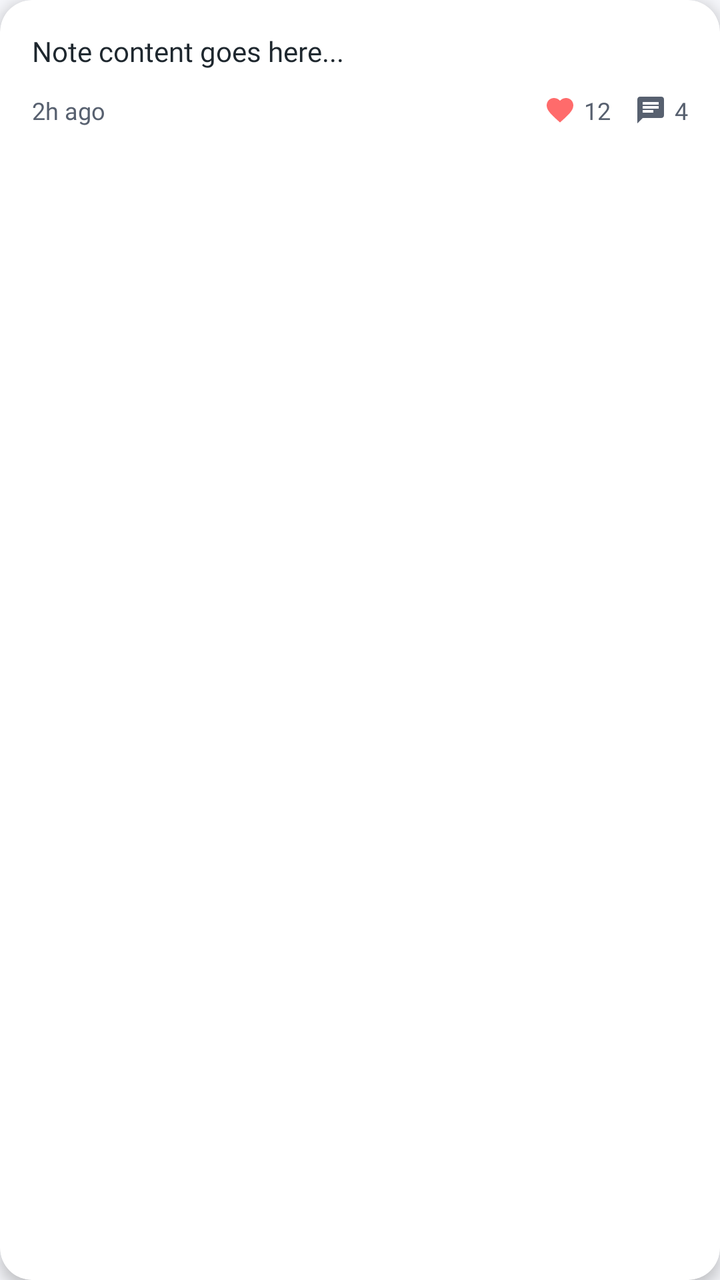
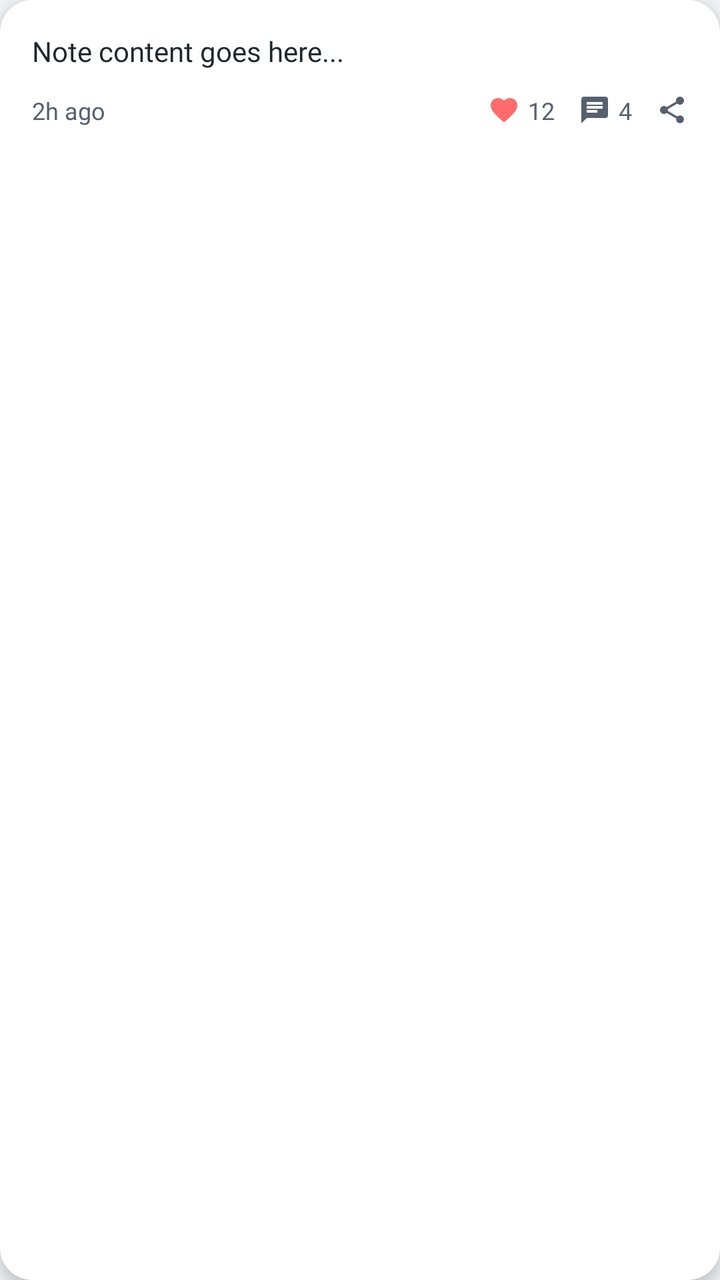

The first picture is an Android layout as it rendered before a commit; the second is the same layout after the commit. The layout source and the unified diff follow.
<!-- AndroidManifest.xml: application theme Theme.VisiBoard -->
<!-- res/layout/item_profile_note.xml -->
<?xml version="1.0" encoding="utf-8"?>
<androidx.cardview.widget.CardView xmlns:android="http://schemas.android.com/apk/res/android"
    xmlns:app="http://schemas.android.com/apk/res-auto"
    android:layout_width="280dp"
    android:layout_height="wrap_content"
    android:layout_marginEnd="16dp"
    android:layout_marginBottom="8dp"
    app:cardCornerRadius="16dp"
    app:cardElevation="4dp"
    app:cardBackgroundColor="@color/card_background">

    <LinearLayout
        android:layout_width="match_parent"
        android:layout_height="wrap_content"
        android:orientation="vertical">

        
        <ImageView
            android:id="@+id/iv_note_image"
            android:layout_width="match_parent"
            android:layout_height="140dp"
            android:scaleType="centerCrop"
            android:src="@drawable/placeholder_image"
            android:visibility="gone"
            android:background="@color/background_light" />

        <LinearLayout
            android:layout_width="match_parent"
            android:layout_height="wrap_content"
            android:orientation="vertical"
            android:padding="16dp">

            
            <TextView
                android:id="@+id/tv_note_text"
                android:layout_width="match_parent"
                android:layout_height="wrap_content"
                android:text="Note content goes here..."
                android:textColor="@color/text_primary"
                android:textSize="14sp"
                android:maxLines="3"
                android:ellipsize="end"
                android:fontFamily="@font/poppins_regular"
                android:layout_marginBottom="12dp" />

            
            <LinearLayout
                android:layout_width="match_parent"
                android:layout_height="wrap_content"
                android:orientation="horizontal"
                android:gravity="center_vertical">
                
                <TextView
                    android:id="@+id/tv_time"
                    android:layout_width="0dp"
                    android:layout_height="wrap_content"
                    android:layout_weight="1"
                    android:text="2h ago"
                    android:textSize="12sp"
                    android:textColor="@color/text_secondary"
                    android:fontFamily="@font/poppins_regular" />

                
                <ImageView
                    android:layout_width="16dp"
                    android:layout_height="16dp"
                    android:src="@drawable/ic_heart"
                    app:tint="@color/like_color"
                    android:layout_marginEnd="4dp" />

                <TextView
                    android:id="@+id/tv_likes_count"
                    android:layout_width="wrap_content"
                    android:layout_height="wrap_content"
                    android:text="12"
                    android:textSize="12sp"
                    android:textColor="@color/text_secondary"
                    android:fontFamily="@font/poppins_semibold"
                    android:layout_marginEnd="12dp" />
                    
                
                <ImageView
                    android:layout_width="16dp"
                    android:layout_height="16dp"
                    android:src="@drawable/ic_comment"
                    app:tint="@color/text_secondary"
                    android:layout_marginEnd="4dp" />

                <TextView
                    android:id="@+id/tv_comments_count"
                    android:layout_width="wrap_content"
                    android:layout_height="wrap_content"
                    android:text="4"
                    android:textSize="12sp"
                    android:textColor="@color/text_secondary"
                    android:fontFamily="@font/poppins_semibold" />
            </LinearLayout>
        </LinearLayout>
    </LinearLayout>
</androidx.cardview.widget.CardView>
<!-- resources referenced by this layout -->
<resources>
  <color name="background_light">#F5F6FA</color>
  <color name="card_background">#FFFFFF</color>
  <color name="like_color">#FF6B6B</color>
  <color name="text_primary">#1E272E</color>
  <color name="text_secondary">#57606F</color>
  <!-- drawable ic_comment (drawable) -->
  <?xml version="1.0" encoding="utf-8"?>
  <vector xmlns:android="http://schemas.android.com/apk/res/android"
      android:width="24dp"
      android:height="24dp"
      android:viewportWidth="24"
      android:viewportHeight="24">
      <path
          android:fillColor="@color/text_secondary"
          android:pathData="M20,2H4c-1.1,0 -1.99,0.9 -1.99,2L2,22l4,-4h14c1.1,0 2,-0.9 2,-2V4c0,-1.1 -0.9,-2 -2,-2zM6,9h12v2H6V9zM14,14H6v-2h8V14zM18,8H6V6h12V8z"/>
  </vector>
  <!-- drawable ic_heart (drawable) -->
  <?xml version="1.0" encoding="utf-8"?>
  <vector xmlns:android="http://schemas.android.com/apk/res/android"
      android:width="24dp"
      android:height="24dp"
      android:viewportWidth="24"
      android:viewportHeight="24">
      <path
          android:fillColor="#FF6B6B"
          android:pathData="M12,21.35l-1.45,-1.32C5.4,15.36 2,12.28 2,8.5 2,5.42 4.42,3 7.5,3c1.74,0 3.41,0.81 4.5,2.09C13.09,3.81 14.76,3 16.5,3 19.58,3 22,5.42 22,8.5c0,3.78 -3.4,6.86 -8.55,11.54L12,21.35z"/>
  </vector>
  <!-- drawable placeholder_image (drawable) -->
  <vector xmlns:android="http://schemas.android.com/apk/res/android"
      android:width="24dp"
      android:height="24dp"
      android:viewportWidth="24"
      android:viewportHeight="24"
      android:tint="?attr/colorControlNormal">
    <path
        android:fillColor="@android:color/white"
        android:pathData="M21,19V5c0,-1.1 -0.9,-2 -2,-2H5c-1.1,0 -2,0.9 -2,2v14c0,1.1 0.9,2 2,2h14c1.1,0 2,-0.9 2,-2zM8.5,13.5l2.5,3.01L14.5,12l4.5,6H5l3.5,-4.5z"/>
  </vector>
  <style name="Theme.VisiBoard" parent="Base.Theme.VisiBoard" />
  <style name="Base.Theme.VisiBoard" parent="Theme.Material3.DayNight.NoActionBar">
          <item name="colorPrimary">@color/primary</item>
          <item name="colorPrimaryDark">@color/primaryDark</item>
          <item name="colorSecondary">@color/secondary</item>
          <item name="android:windowBackground">@color/background_light</item>
          <item name="android:textColor">@color/text_primary</item>
          <item name="android:statusBarColor">@color/primaryDark</item>
      </style>
  <color name="primary">#6C5CE7</color>
  <color name="primaryDark">#5849C7</color>
  <color name="secondary">#74B9FF</color>
</resources>

<!-- the commit's change to res/layout/item_profile_note.xml (unified diff, before → after) -->
@@ -94,6 +94,14 @@
                     android:textSize="12sp"
                     android:textColor="@color/text_secondary"
                     android:fontFamily="@font/poppins_semibold" />
+                <ImageView
+                    android:id="@+id/btn_share"
+                    android:layout_width="16dp"
+                    android:layout_height="16dp"
+                    android:src="@drawable/ic_share"
+                    app:tint="@color/text_secondary"
+                    android:layout_marginStart="12dp"
+                    android:padding="0dp"/>
             </LinearLayout>
         </LinearLayout>
     </LinearLayout>
<!-- resource entries referenced after the edit -->
@@ -27,6 +27,17 @@
           android:fillColor="#FF6B6B"
           android:pathData="M12,21.35l-1.45,-1.32C5.4,15.36 2,12.28 2,8.5 2,5.42 4.42,3 7.5,3c1.74,0 3.41,0.81 4.5,2.09C13.09,3.81 14.76,3 16.5,3 19.58,3 22,5.42 22,8.5c0,3.78 -3.4,6.86 -8.55,11.54L12,21.35z"/>
   </vector>
+  <!-- drawable ic_share (drawable) -->
+  <vector xmlns:android="http://schemas.android.com/apk/res/android"
+      android:width="24dp"
+      android:height="24dp"
+      android:viewportWidth="24"
+      android:viewportHeight="24"
+      android:tint="?attr/colorControlNormal">
+    <path
+        android:fillColor="@android:color/white"
+        android:pathData="M18,16.08c-0.76,0 -1.44,0.3 -1.96,0.77L8.91,12.7c0.05,-0.23 0.09,-0.46 0.09,-0.7s-0.04,-0.47 -0.09,-0.7l7.05,-4.11c0.54,0.5 1.25,0.81 2.04,0.81 1.66,0 3,-1.34 3,-3s-1.34,-3 -3,-3 -3,1.34 -3,3c0,0.24 0.04,0.47 0.09,0.7L8.04,9.81C7.5,9.31 6.79,9 6,9c-1.66,0 -3,1.34 -3,3s1.34,3 3,3c0.79,0 1.5,-0.31 2.04,-0.81l7.12,4.16c-0.05,0.21 -0.08,0.43 -0.08,0.65 0,1.61 1.31,2.92 2.92,2.92 1.61,0 2.92,-1.31 2.92,-2.92s-1.31,-2.92 -2.92,-2.92z"/>
+  </vector>
   <!-- drawable placeholder_image (drawable) -->
   <vector xmlns:android="http://schemas.android.com/apk/res/android"
       android:width="24dp"
